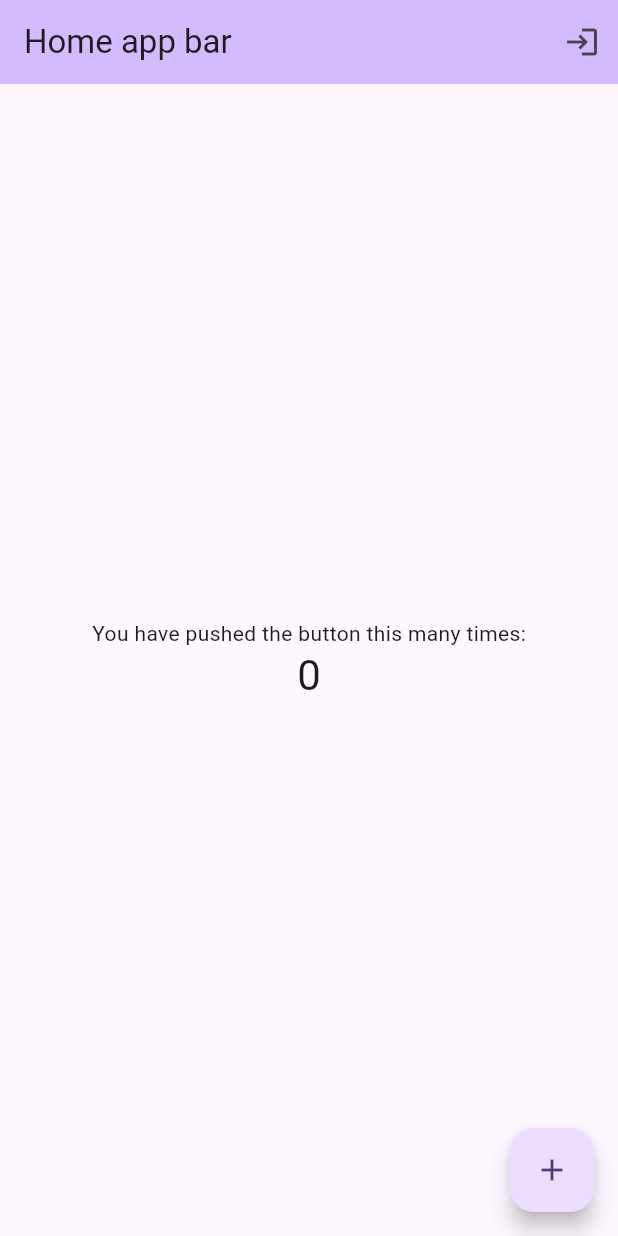
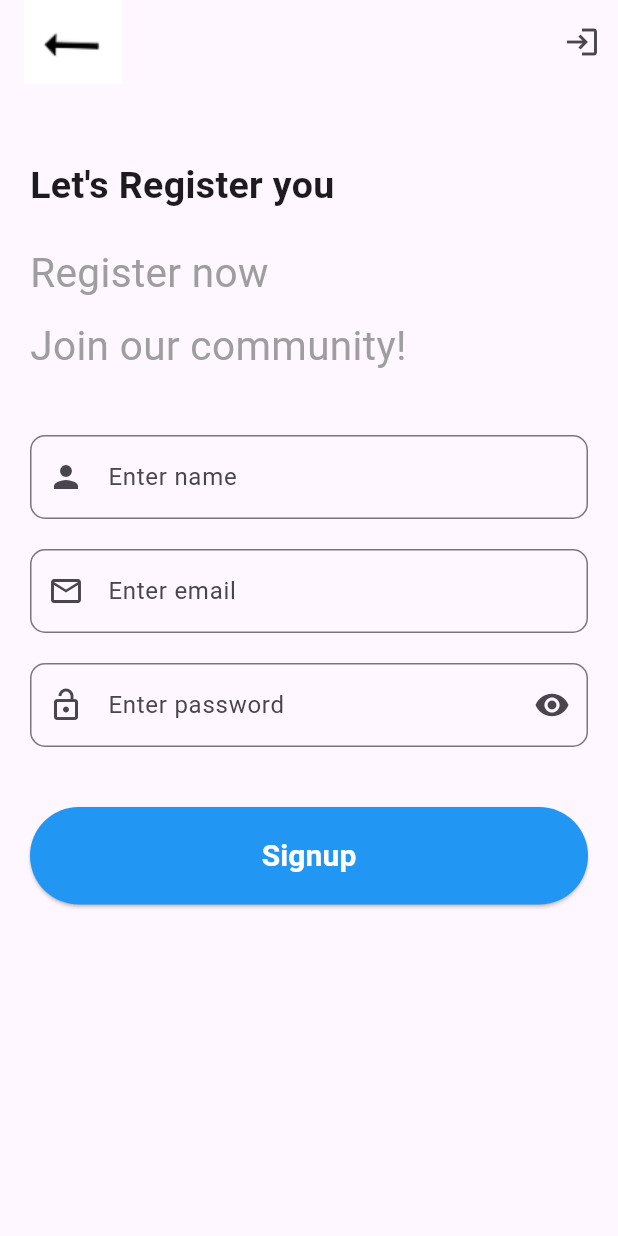
Before and after one commit to yusuf-umarr/dart-class, a Flutter app: the screen it shows after launch, on a phone screen of 412 x 824 dp. Run offline on Flutter 3.47's test engine with Material 3 defaults, Android fonts, the phone set to English and light mode, and no system bars.

Commit message:
feat: implemented signup

```diff
--- a/sample_one/lib/common_widgets/custom_textfield.dart
+++ b/sample_one/lib/common_widgets/custom_textfield.dart
@@ -5,12 +5,14 @@ class CustomTextField extends StatelessWidget {
   final bool visibility;
   final Widget? suffix;
   final Widget? prefix;
+  final dynamic validator;
   final TextEditingController controller;
   const CustomTextField(
       {super.key,
       required this.hint,
       this.visibility = false,
       required this.controller,
+      this.validator,
       this.suffix,
       this.prefix});
 
@@ -19,6 +21,7 @@ class CustomTextField extends StatelessWidget {
     return TextFormField(
       obscureText: visibility,
       controller: controller,
+      validator: validator,
       decoration: InputDecoration(
         hintText: hint,
         suffixIcon: suffix,
--- a/sample_one/lib/main.dart
+++ b/sample_one/lib/main.dart
@@ -1,23 +1,24 @@
 import 'package:flutter/material.dart';
 import 'package:provider/provider.dart';
 import 'package:sample_one/providers/counter_provider.dart';
+import 'package:sample_one/providers/update_provider.dart';
 import 'package:sample_one/screens/design_one.dart';
 import 'package:sample_one/screens/home_page.dart';
 import 'package:sample_one/screens/login_screen.dart';
 import 'package:sample_one/screens/new_screen_one.dart';
 import 'package:sample_one/screens/onboard_screen.dart';
 import 'package:sample_one/screens/screen_two.dart';
+import 'package:sample_one/screens/signup_screen.dart';
 // import 'package:flutter/cupertino.dart'; for ios
 
 void main() {
-  runApp(
-    MultiProvider(providers: [
-       ChangeNotifierProvider(create: (_) => CounterProvider()),
-
+  runApp(MultiProvider(
+    providers: [
+      ChangeNotifierProvider(create: (_) => CounterProvider()),
+      ChangeNotifierProvider(create: (_) => UpdateProvider()),
     ],
     child: MyApp(),
-    )
-  );
+  ));
 }
 
 class MyApp extends StatelessWidget {
@@ -25,18 +26,18 @@ class MyApp extends StatelessWidget {
 
   MyApp({super.key, this.name = "yus"});
 
-
   String name;
 
   @override
   Widget build(BuildContext context) {
     return MaterialApp(
+      debugShowCheckedModeBanner: false,
       title: 'Flutter sample 1',
       theme: ThemeData(
         colorScheme: ColorScheme.fromSeed(seedColor: Colors.deepPurple),
         useMaterial3: true,
       ),
-      home: HomePage(),
+      home: SignUpScreen(),
     );
   }
 }
--- /dev/null
+++ b/sample_one/lib/screens/signup_screen.dart
@@ -0,0 +1,174 @@
+import 'package:flutter/material.dart';
+import 'package:provider/provider.dart';
+import 'package:sample_one/common_widgets/custom_btn.dart';
+import 'package:sample_one/common_widgets/custom_textfield.dart';
+import 'package:sample_one/providers/counter_provider.dart';
+import 'package:sample_one/screens/screen_two.dart';
+
+class SignUpScreen extends StatelessWidget {
+  SignUpScreen({super.key});
+
+  TextEditingController nameController = TextEditingController();
+  TextEditingController emailController = TextEditingController();
+  TextEditingController passwordController = TextEditingController();
+
+  final _signupkey = GlobalKey<FormState>();
+  // String userIputName = "";
+
+  @override
+  Widget build(BuildContext context) {
+    final providerWatch = context.watch<CounterProvider>();
+    final providerRead = context.read<CounterProvider>();
+    return Scaffold(
+      appBar: AppBar(
+        automaticallyImplyLeading: false,
+        title: Row(
+          children: [
+            GestureDetector(
+                onTap: () {
+                  Navigator.of(context).pop();
+                },
+                child: Image.asset("assets/arrow_back_btn.png")),
+          ],
+        ),
+        actions: [
+          IconButton(
+              onPressed: () {
+                Navigator.push(
+                    context,
+                    MaterialPageRoute(
+                        builder: (BuildContext context) => ScreenTwo()));
+              },
+              icon: Icon(Icons.login))
+        ],
+      ),
+      body: Padding(
+        padding: const EdgeInsets.symmetric(horizontal: 20, vertical: 20)
+            .copyWith(top: 50),
+        child: SingleChildScrollView(
+          child: Form(
+            key: _signupkey,
+            child: Column(
+              crossAxisAlignment: CrossAxisAlignment.start,
+              children: [
+                const Text(
+                  "Let's Register you ",
+                  style: TextStyle(fontSize: 25, fontWeight: FontWeight.bold),
+                ),
+                const SizedBox(
+                  height: 20,
+                ),
+                const Text(
+                  "Register now ",
+                  style: TextStyle(
+                      fontSize: 27,
+                      fontWeight: FontWeight.w400,
+                      color: Colors.grey),
+                ),
+                const SizedBox(
+                  height: 10,
+                ),
+                const Text(
+                  "Join our community!",
+                  style: TextStyle(
+                      fontSize: 27,
+                      fontWeight: FontWeight.w400,
+                      color: Colors.grey),
+                ),
+                const SizedBox(
+                  height: 20,
+                ),
+                // Text("ourName value:${nameFromHomeScreen}"),
+                const SizedBox(
+                  height: 20,
+                ),
+                //
+                CustomTextField(
+                  hint: "Enter name",
+                  controller: nameController,
+                  prefix: const Icon(Icons.person),
+                  validator: (val) {
+                    if (val!.isEmpty) {
+                      return '*This name is required';
+                    }
+                    return null;
+                  },
+                ),
+                const SizedBox(
+                  height: 20,
+                ),
+                CustomTextField(
+                  hint: "Enter email",
+                  controller: emailController,
+                  prefix: const Icon(Icons.mail_outline_outlined),
+                  validator: (val) {
+                    if (val!.isEmpty) {
+                      return '*This email is required';
+                    }
+                    return null;
+                  },
+                ),
+                const SizedBox(
+                  height: 20,
+                ),
+                CustomTextField(
+                  hint: "Enter password",
+                  visibility: providerWatch.isVisibility,
+                  controller: passwordController,
+                  prefix: const Icon(Icons.lock_open_outlined),
+                  validator: (val) {
+                    if (val!.isEmpty) {
+                      return '*This paasword is required';
+                    }
+                    return null;
+                  },
+                  suffix: IconButton(
+                      onPressed: () {
+                        providerRead.togglePassword();
+                      },
+                      icon: Icon(
+                        providerWatch.isVisibility
+                            ? Icons.visibility
+                            : Icons.visibility_off,
+                      )),
+                ),
+                const SizedBox(
+                  height: 40,
+                ),
+                CustomButton(
+                  btnName: providerWatch.state == AuthState.loading
+                      ? "Please wait ..."
+                      : "Signup",
+                  textColor: Colors.white,
+                  btnColor: Colors.blue,
+                  onPressed: () {
+                    // final _providerRead = context.read<CounterProvider>();
+
+                    if (_signupkey.currentState!.validate()) {
+                      providerRead.register(
+                        nameController.text,
+                        emailController.text,
+                        passwordController.text,
+                        context,
+                      );
+                      //
+                      print("every form in valid");
+                    } else {
+                      print("every thing not valid");
+                    }
+
+                    // providerRead.login(
+                    //   emailController.text,
+                    //   passwordController.text,
+                    //   context,
+                    // );
+                  },
+                )
+              ],
+            ),
+          ),
+        ),
+      ),
+    );
+  }
+}
```
Also changed, not shown: sample_one/lib/providers/counter_provider.dart (+44 -5 lines), sample_one/lib/providers/update_provider.dart (added, +12 -0 lines), sample_one/lib/screens/home_page.dart (+9 -4 lines), sample_one/lib/screens/login_screen.dart (+17 -2 lines), sample_one/lib/screens/screen_two.dart (+8 -2 lines), 1 other file.
